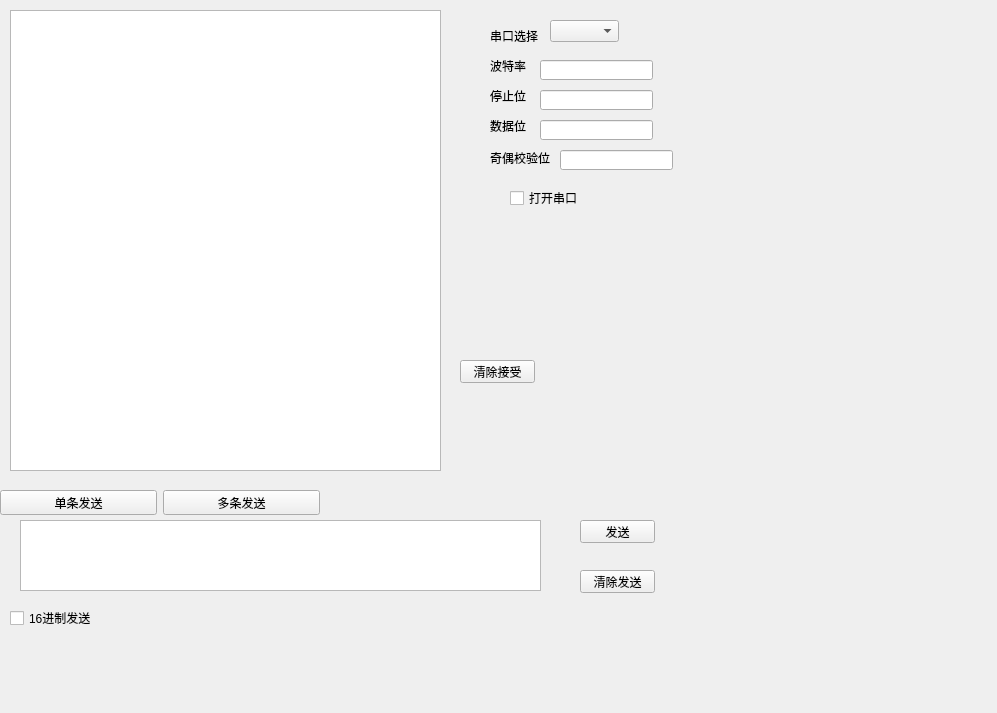
Old version of the form SNIStudent/test.ui in the repository Modolet/SuperNewIC.
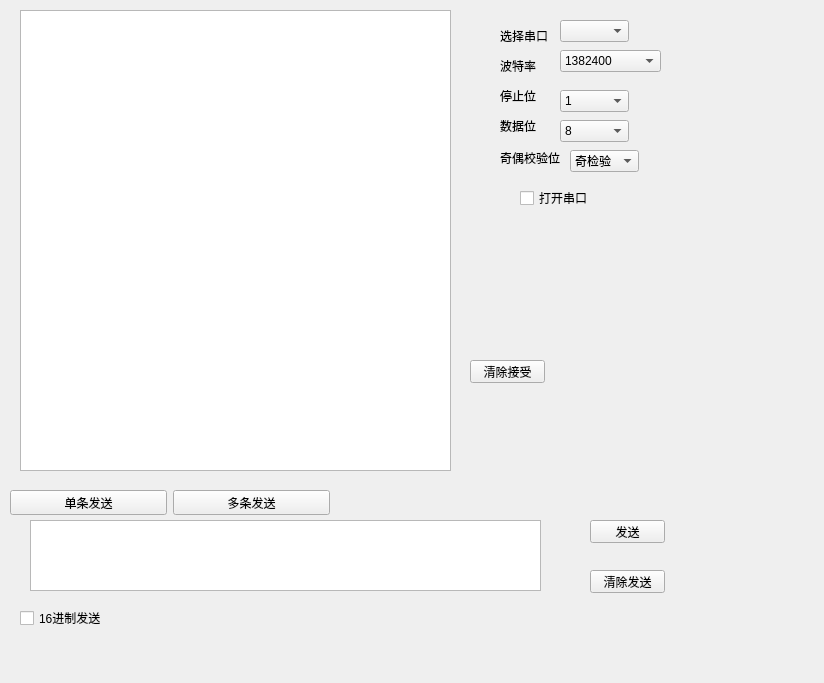
New version of the form.

Diff of the .ui file:
```diff
--- a/SNIStudent/test.ui
+++ b/SNIStudent/test.ui
@@ -6,8 +6,8 @@
    <rect>
     <x>0</x>
     <y>0</y>
-    <width>997</width>
-    <height>713</height>
+    <width>824</width>
+    <height>683</height>
    </rect>
   </property>
   <property name="windowTitle">
@@ -16,53 +16,67 @@
   <widget class="QTextEdit" name="textEdit">
    <property name="geometry">
     <rect>
-     <x>10</x>
+     <x>20</x>
      <y>10</y>
      <width>431</width>
      <height>461</height>
     </rect>
    </property>
   </widget>
-  <widget class="QLabel" name="label_5">
+  <widget class="QStackedWidget" name="stackedWidget">
    <property name="geometry">
     <rect>
-     <x>490</x>
-     <y>30</y>
-     <width>54</width>
-     <height>12</height>
+     <x>20</x>
+     <y>520</y>
+     <width>531</width>
+     <height>80</height>
     </rect>
    </property>
-   <property name="text">
-    <string>串口选择</string>
+   <property name="currentIndex">
+    <number>1</number>
    </property>
+   <widget class="QWidget" name="page_singleSend">
+    <widget class="QTextEdit" name="textEdit_singleSentData">
+     <property name="geometry">
+      <rect>
+       <x>0</x>
+       <y>0</y>
+       <width>521</width>
+       <height>71</height>
+      </rect>
+     </property>
+    </widget>
+   </widget>
+   <widget class="QWidget" name="page_multipleSend">
+    <widget class="QTextEdit" name="textEdit_multipleSendData">
+     <property name="geometry">
+      <rect>
+       <x>10</x>
+       <y>0</y>
+       <width>511</width>
+       <height>71</height>
+      </rect>
+     </property>
+    </widget>
+   </widget>
   </widget>
-  <widget class="QComboBox" name="comboBox">
+  <widget class="QPushButton" name="pushButton_clearSend">
    <property name="geometry">
     <rect>
-     <x>550</x>
-     <y>20</y>
-     <width>69</width>
-     <height>22</height>
+     <x>590</x>
+     <y>570</y>
+     <width>75</width>
+     <height>23</height>
     </rect>
    </property>
-  </widget>
-  <widget class="QLabel" name="label_6">
-   <property name="geometry">
-    <rect>
-     <x>490</x>
-     <y>60</y>
-     <width>54</width>
-     <height>12</height>
-    </rect>
-   </property>
    <property name="text">
-    <string>波特率</string>
+    <string>清除发送</string>
    </property>
   </widget>
   <widget class="QLabel" name="label_7">
    <property name="geometry">
     <rect>
-     <x>490</x>
+     <x>500</x>
      <y>90</y>
      <width>54</width>
      <height>12</height>
@@ -75,7 +89,20 @@
   <widget class="QLabel" name="label_8">
    <property name="geometry">
     <rect>
-     <x>490</x>
+     <x>500</x>
+     <y>60</y>
+     <width>54</width>
+     <height>12</height>
+    </rect>
+   </property>
+   <property name="text">
+    <string>波特率</string>
+   </property>
+  </widget>
+  <widget class="QLabel" name="label_dataBits">
+   <property name="geometry">
+    <rect>
+     <x>500</x>
      <y>120</y>
      <width>54</width>
      <height>12</height>
@@ -88,7 +115,7 @@
   <widget class="QLabel" name="label_9">
    <property name="geometry">
     <rect>
-     <x>490</x>
+     <x>500</x>
      <y>150</y>
      <width>61</width>
      <height>16</height>
@@ -98,50 +125,59 @@
     <string>奇偶校验位</string>
    </property>
   </widget>
-  <widget class="QLineEdit" name="lineEdit_9">
+  <widget class="QCheckBox" name="checkBox_16DataSend">
    <property name="geometry">
     <rect>
-     <x>540</x>
-     <y>60</y>
-     <width>113</width>
-     <height>20</height>
+     <x>20</x>
+     <y>610</y>
+     <width>91</width>
+     <height>16</height>
     </rect>
    </property>
-  </widget>
-  <widget class="QLineEdit" name="lineEdit_10">
-   <property name="geometry">
-    <rect>
-     <x>540</x>
-     <y>90</y>
-     <width>113</width>
-     <height>20</height>
-    </rect>
+   <property name="text">
+    <string>16进制发送</string>
    </property>
   </widget>
-  <widget class="QLineEdit" name="lineEdit_11">
-   <property name="geometry">
-    <rect>
-     <x>540</x>
-     <y>120</y>
-     <width>113</width>
-     <height>20</height>
-    </rect>
-   </property>
-  </widget>
-  <widget class="QLineEdit" name="lineEdit_12">
+  <widget class="QComboBox" name="comboBox_selectSerial">
    <property name="geometry">
     <rect>
      <x>560</x>
-     <y>150</y>
-     <width>113</width>
-     <height>20</height>
+     <y>20</y>
+     <width>69</width>
+     <height>22</height>
     </rect>
    </property>
   </widget>
+  <widget class="QCheckBox" name="checkBox_openSerial">
+   <property name="geometry">
+    <rect>
+     <x>520</x>
+     <y>190</y>
+     <width>71</width>
+     <height>16</height>
+    </rect>
+   </property>
+   <property name="text">
+    <string>打开串口</string>
+   </property>
+  </widget>
+  <widget class="QLabel" name="label_selectSerial">
+   <property name="geometry">
+    <rect>
+     <x>500</x>
+     <y>30</y>
+     <width>54</width>
+     <height>12</height>
+    </rect>
+   </property>
+   <property name="text">
+    <string>选择串口</string>
+   </property>
+  </widget>
   <widget class="QWidget" name="horizontalLayoutWidget">
    <property name="geometry">
     <rect>
-     <x>0</x>
+     <x>10</x>
      <y>490</y>
      <width>320</width>
      <height>25</height>
@@ -164,49 +200,10 @@
     </item>
    </layout>
   </widget>
-  <widget class="QCheckBox" name="checkBox">
+  <widget class="QPushButton" name="pushButton_clearReceive">
    <property name="geometry">
     <rect>
-     <x>510</x>
-     <y>190</y>
-     <width>71</width>
-     <height>16</height>
-    </rect>
-   </property>
-   <property name="text">
-    <string>打开串口</string>
-   </property>
-  </widget>
-  <widget class="QPushButton" name="pushButton">
-   <property name="geometry">
-    <rect>
-     <x>580</x>
-     <y>520</y>
-     <width>75</width>
-     <height>23</height>
-    </rect>
-   </property>
-   <property name="text">
-    <string>发送</string>
-   </property>
-  </widget>
-  <widget class="QPushButton" name="pushButton_4">
-   <property name="geometry">
-    <rect>
-     <x>580</x>
-     <y>570</y>
-     <width>75</width>
-     <height>23</height>
-    </rect>
-   </property>
-   <property name="text">
-    <string>清除发送</string>
-   </property>
-  </widget>
-  <widget class="QPushButton" name="pushButton_5">
-   <property name="geometry">
-    <rect>
-     <x>460</x>
+     <x>470</x>
      <y>360</y>
      <width>75</width>
      <height>23</height>
@@ -216,44 +213,193 @@
     <string>清除接受</string>
    </property>
   </widget>
-  <widget class="QCheckBox" name="checkBox_2">
+  <widget class="QPushButton" name="pushButton_send">
    <property name="geometry">
     <rect>
-     <x>10</x>
-     <y>610</y>
-     <width>91</width>
-     <height>16</height>
-    </rect>
-   </property>
-   <property name="text">
-    <string>16进制发送</string>
-   </property>
-  </widget>
-  <widget class="QStackedWidget" name="stackedWidget">
-   <property name="geometry">
-    <rect>
-     <x>10</x>
+     <x>590</x>
      <y>520</y>
-     <width>531</width>
-     <height>80</height>
+     <width>75</width>
+     <height>23</height>
     </rect>
    </property>
-   <property name="currentIndex">
-    <number>0</number>
+   <property name="text">
+    <string>发送</string>
    </property>
-   <widget class="QWidget" name="page">
-    <widget class="QTextEdit" name="textEdit_2">
-     <property name="geometry">
-      <rect>
-       <x>10</x>
-       <y>0</y>
-       <width>521</width>
-       <height>71</height>
-      </rect>
-     </property>
-    </widget>
-   </widget>
-   <widget class="QWidget" name="page_2"/>
+  </widget>
+  <widget class="QComboBox" name="comboBox_baudRate">
+   <property name="geometry">
+    <rect>
+     <x>560</x>
+     <y>50</y>
+     <width>101</width>
+     <height>22</height>
+    </rect>
+   </property>
+   <item>
+    <property name="text">
+     <string>1382400</string>
+    </property>
+   </item>
+   <item>
+    <property name="text">
+     <string>921600</string>
+    </property>
+   </item>
+   <item>
+    <property name="text">
+     <string>460800</string>
+    </property>
+   </item>
+   <item>
+    <property name="text">
+     <string>256000</string>
+    </property>
+   </item>
+   <item>
+    <property name="text">
+     <string>230400</string>
+    </property>
+   </item>
+   <item>
+    <property name="text">
+     <string>128000</string>
+    </property>
+   </item>
+   <item>
+    <property name="text">
+     <string>115200</string>
+    </property>
+   </item>
+   <item>
+    <property name="text">
+     <string>76800</string>
+    </property>
+   </item>
+   <item>
+    <property name="text">
+     <string>57600</string>
+    </property>
+   </item>
+   <item>
+    <property name="text">
+     <string>43000</string>
+    </property>
+   </item>
+   <item>
+    <property name="text">
+     <string>38400</string>
+    </property>
+   </item>
+   <item>
+    <property name="text">
+     <string>19200</string>
+    </property>
+   </item>
+   <item>
+    <property name="text">
+     <string>14400</string>
+    </property>
+   </item>
+   <item>
+    <property name="text">
+     <string>9600</string>
+    </property>
+   </item>
+   <item>
+    <property name="text">
+     <string>4800</string>
+    </property>
+   </item>
+   <item>
+    <property name="text">
+     <string>2400</string>
+    </property>
+   </item>
+   <item>
+    <property name="text">
+     <string>1200</string>
+    </property>
+   </item>
+  </widget>
+  <widget class="QComboBox" name="comboBox_stopBits">
+   <property name="geometry">
+    <rect>
+     <x>560</x>
+     <y>90</y>
+     <width>69</width>
+     <height>22</height>
+    </rect>
+   </property>
+   <item>
+    <property name="text">
+     <string>1</string>
+    </property>
+   </item>
+   <item>
+    <property name="text">
+     <string>1.5</string>
+    </property>
+   </item>
+   <item>
+    <property name="text">
+     <string>2</string>
+    </property>
+   </item>
+  </widget>
+  <widget class="QComboBox" name="comboBox_dataBits">
+   <property name="geometry">
+    <rect>
+     <x>560</x>
+     <y>120</y>
+     <width>69</width>
+     <height>22</height>
+    </rect>
+   </property>
+   <item>
+    <property name="text">
+     <string>8</string>
+    </property>
+   </item>
+   <item>
+    <property name="text">
+     <string>7</string>
+    </property>
+   </item>
+   <item>
+    <property name="text">
+     <string>6</string>
+    </property>
+   </item>
+   <item>
+    <property name="text">
+     <string>5</string>
+    </property>
+   </item>
+   <item>
+    <property name="text">
+     <string/>
+    </property>
+   </item>
+  </widget>
+  <widget class="QComboBox" name="comboBox_parity">
+   <property name="geometry">
+    <rect>
+     <x>570</x>
+     <y>150</y>
+     <width>69</width>
+     <height>22</height>
+    </rect>
+   </property>
+   <item>
+    <property name="text">
+     <string>奇检验</string>
+    </property>
+   </item>
+   <item>
+    <property name="text">
+     <string>偶校验</string>
+    </property>
+   </item>
   </widget>
  </widget>
  <resources/>
```
Left out of the diff: 12 changed lines with no effect on the pictures.
